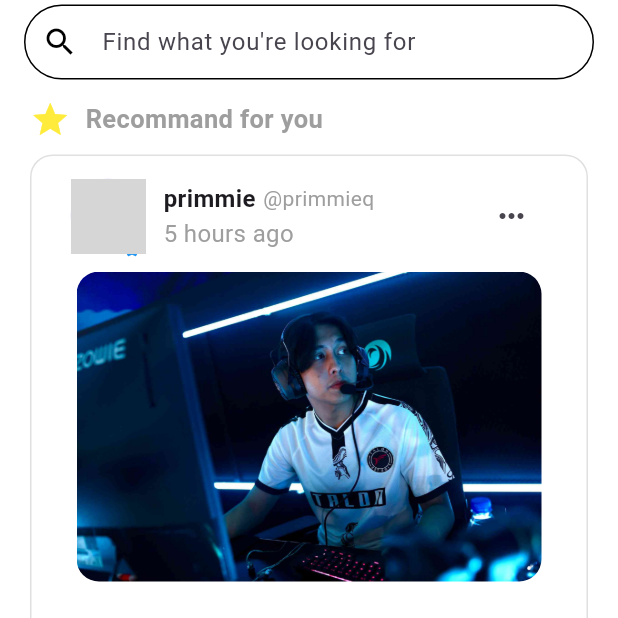
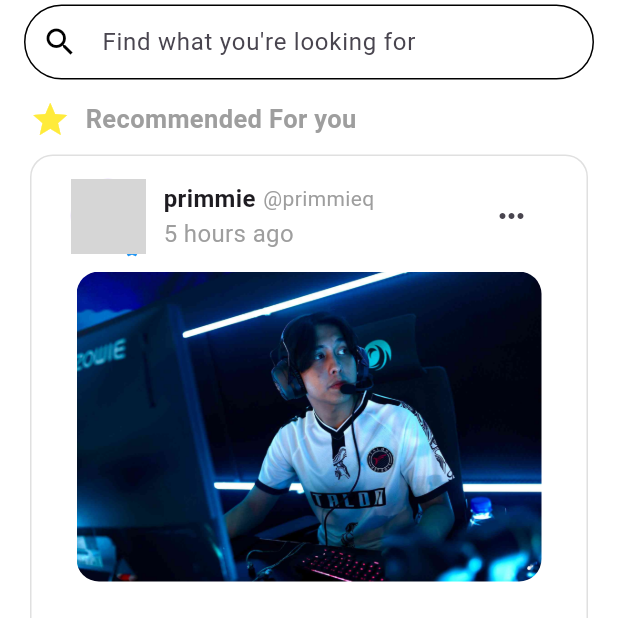
Before and after one commit to BooPassakorn/flutter_homework, a Flutter app: the RecommandPage screen opened directly, on a phone screen of 412 x 824 dp, the top half of it. Run offline on Flutter 3.47's test engine with Material 3 defaults, Android fonts, the phone set to English and light mode, and no system bars; our stand-ins replace flutter_svg, get, google_fonts, lottie; grey boxes are pictures that could not be loaded.

Commit message:
Correct misspelled words

```diff
--- a/lib/core/widget/navigation_bar.dart
+++ b/lib/core/widget/navigation_bar.dart
@@ -1,7 +1,7 @@
 import 'package:flutter/material.dart';
 import 'package:flutter_ui_homework/main.dart';
 import 'package:flutter_ui_homework/src/pages/page/profile_page.dart';
-import 'package:flutter_ui_homework/src/pages/page/recommand_page.dart';
+import 'package:flutter_ui_homework/src/pages/page/recommend_page.dart';
 import 'package:get/get.dart';
 
 class NavigationBarPage extends StatelessWidget {
--- a/lib/src/pages/page/recommand_page.dart
+++ b/lib/src/pages/page/recommend_page.dart
@@ -88,7 +88,7 @@ class _PostRecommandState extends State<PostRecommand>
                   Icon(Icons.star, color: Colors.yellow, size: 27),
                   SizedBox(width: 10),
                   Text(
-                    "Recommand for you",
+                    "Recommended For you",
                     style: TextStyle(
                       fontSize: 17,
                       fontWeight: FontWeight.bold,
```
